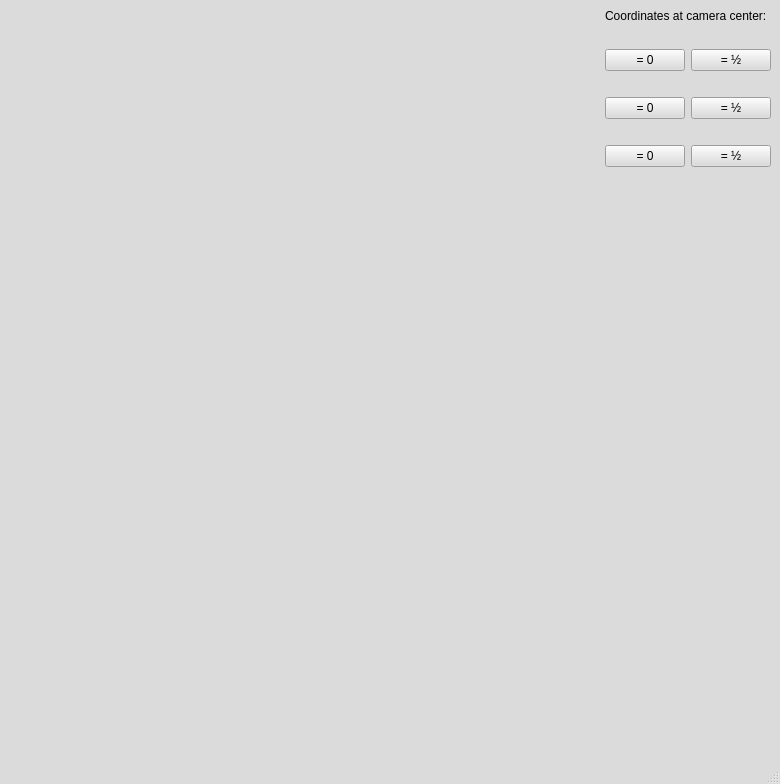
Above: linuxcnc/config/qtvcp_cameratab.ui from HacklabJKL/sergei_cnc2 before the change. Below: the same form after it.
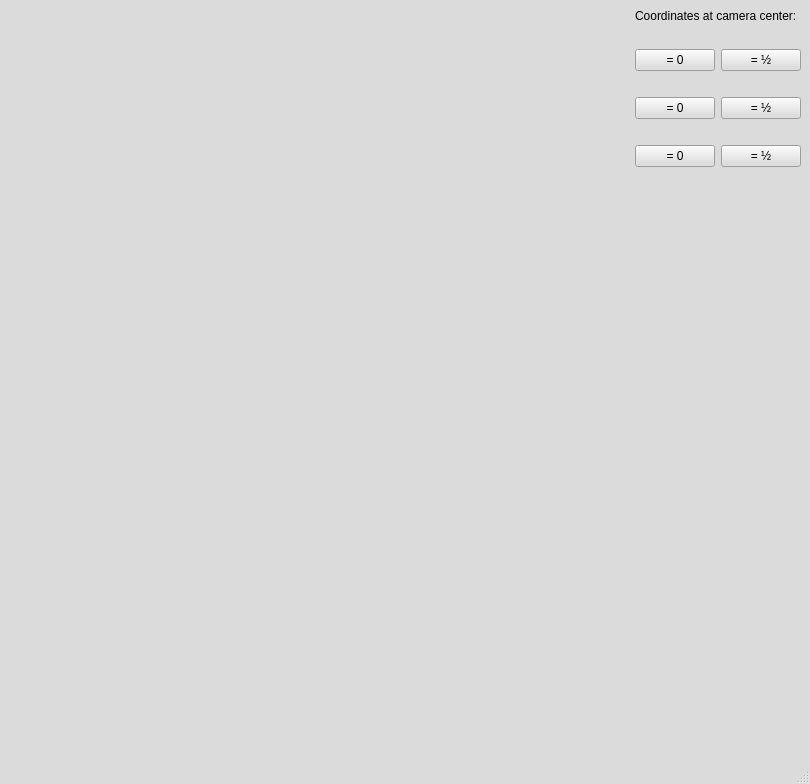
That is the form after the change. Custom widgets are drawn as their Qt base class.

Commit message: Camera retry and offset

Diff of the .ui file:
```diff
--- a/linuxcnc/config/qtvcp_cameratab.ui
+++ b/linuxcnc/config/qtvcp_cameratab.ui
@@ -6,7 +6,7 @@
    <rect>
     <x>0</x>
     <y>0</y>
-    <width>780</width>
+    <width>810</width>
     <height>784</height>
    </rect>
   </property>
@@ -18,7 +18,7 @@
   </property>
   <property name="minimumSize">
    <size>
-    <width>780</width>
+    <width>810</width>
     <height>600</height>
    </size>
   </property>
```
Left out of the diff: 2 changed lines with no effect on the pictures. The commit also changes 2 other files.
